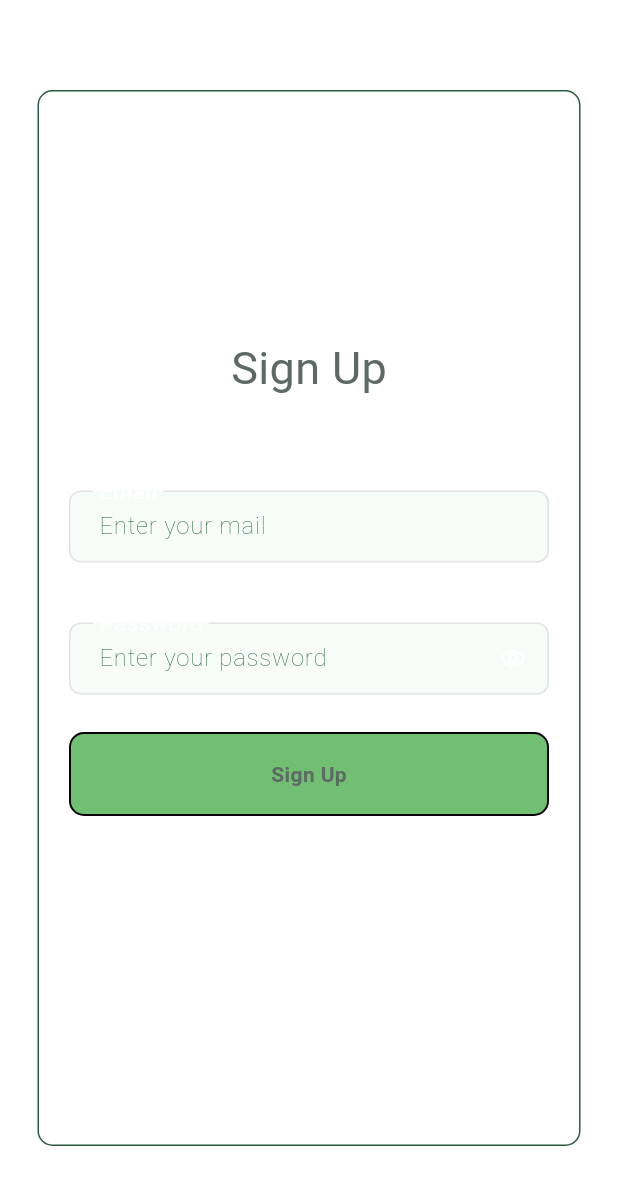
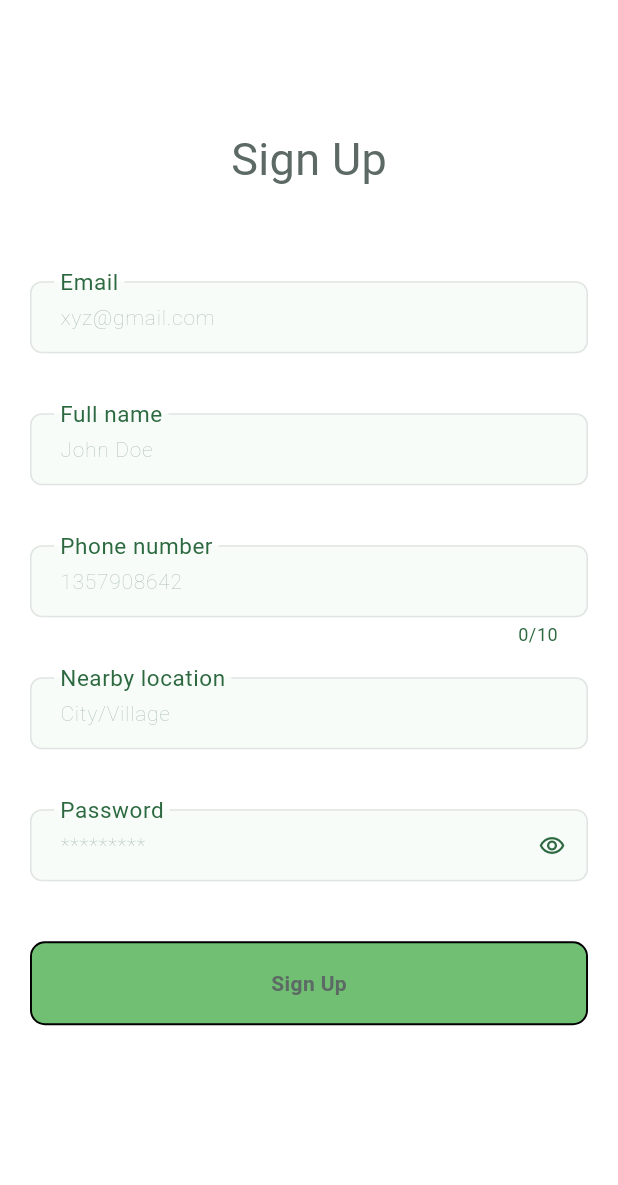
Before and after one commit to Adarsh-Polsey/nexdoor, a Flutter app: the MobileSignUpScreen screen opened directly, on a phone screen of 412 x 824 dp. Shown: the top 1185 px of the screen. Run offline on Flutter 3.47's test engine with Material 3 defaults, Android fonts, the phone set to English and light mode, and no system bars; drawn by our look-alikes of toastification; our stand-ins replace cloud_firestore, firebase_auth, firebase_core, google_fonts, google_nav_bar; accounts and stored records are empty; network calls fail.

Commit message:
login and signup fields sett

```diff
--- a/client/lib/features/auth/models/user.dart
+++ b/client/lib/features/auth/models/user.dart
@@ -3,63 +3,63 @@ class UserModel {
   final String? imageUrl;
   final String? name;
   final String? email;
-  final String? bio;
-  final String? programme;
-  final String? passingYear;
-  final bool isTeacher;
+  final String? phoneNumber;
+  final String? location; // City, Country (Optional)
   final bool isVerified;
-  final bool isProfileCompleted;
-  final bool isSuperUser;
-  final bool isAdmin;
+  final bool isActive;
+  final List<String> savedBusinesses;
+  final List<String> likedBusinesses;
+  final List<String> followedCategories;
+  final List<String> likedOffers;
 
   UserModel({
     this.uid,
+    this.imageUrl,
     this.name,
     this.email,
-    this.bio,
-    this.programme,
-    this.imageUrl,
-    this.passingYear,
-    this.isTeacher = false,
+    this.phoneNumber,
+    this.location,
     this.isVerified = false,
-    this.isProfileCompleted = false,
-    this.isSuperUser = false,
-    this.isAdmin = false,
+    this.isActive = true,
+    this.savedBusinesses = const [],
+    this.likedBusinesses = const [],
+    this.followedCategories = const [],
+    this.likedOffers = const [],
   });
 
-  // Convert User to a Map (for Firestore or other storage)
+  // Convert UserModel to a Map for Firestore or JSON
   Map<String, dynamic> toMap() {
     return {
       'uid': uid,
+      'imageUrl': imageUrl,
       'name': name,
       'email': email,
-      'programme': programme,
-      'passingYear': passingYear,
-      'bio': bio,
-      'imageUrl':imageUrl,
-      'isTeacher': isTeacher,
+      'phoneNumber': phoneNumber,
+      'location': location,
       'isVerified': isVerified,
-      'isProfileCompleted': isProfileCompleted,
-      'isSuperUser': isSuperUser,
-      'isAdmin': isAdmin,
+      'isActive': isActive,
+      'savedBusinesses': savedBusinesses,
+      'likedBusinesses': likedBusinesses,
+      'followedCategories': followedCategories,
+      'likedOffers': likedOffers,
     };
   }
 
-  // Create a User from a Map (usually from Firestore)
+  // Create a UserModel from a Map (Firestore or JSON)
   factory UserModel.fromMap(Map<String, dynamic> map) {
     return UserModel(
-      bio: map['bio'],
       uid: map['uid'],
+      imageUrl: map['imageUrl'],
       name: map['name'],
       email: map['email'],
-      programme: map['programme'],
-      passingYear: map['passingYear'],
-      imageUrl: map['imageUrl'],
-      isTeacher: (map['isTeacher'] ?? false) as bool,
-      isVerified: (map['isVerified'] ?? false) as bool,
-      isProfileCompleted: (map['isProfileCompleted'] ?? false) as bool,
-      isSuperUser: (map['isSuperUser'] ?? false) as bool,
-      isAdmin: (map['isAdmin'] ?? false) as bool,
+      phoneNumber: map['phoneNumber'],
+      location: map['location'],
+      isVerified: map['isVerified'] ?? false,
+      isActive: map['isActive'] ?? true,
+      savedBusinesses: List<String>.from(map['savedBusinesses'] ?? []),
+      likedBusinesses: List<String>.from(map['likedBusinesses'] ?? []),
+      followedCategories: List<String>.from(map['followedCategories'] ?? []),
+      likedOffers: List<String>.from(map['likedOffers'] ?? []),
     );
   }
 }
--- a/client/lib/features/auth/repositories/auth_repository.dart
+++ b/client/lib/features/auth/repositories/auth_repository.dart
@@ -4,6 +4,7 @@ import 'dart:developer';
 import 'package:firebase_auth/firebase_auth.dart';
 import 'package:flutter/material.dart';
 import 'package:nexdoor/core/theme/color_pallete.dart';
+import 'package:nexdoor/features/auth/models/user.dart';
 import 'package:nexdoor/features/user_profile/repositories/user_repository.dart';
 import 'package:toastification/toastification.dart';
 
@@ -36,11 +37,11 @@ class AuthService {
   }
 
 //Sign up
-  Future<bool> signUp(String email, String pass) async {
+  Future<bool> signUp(String email, String pass,UserModel user) async {
     try {
       await _auth.createUserWithEmailAndPassword(email: email, password: pass);
       UserDataService us = UserDataService();
-      bool status = await us.addUser();
+      bool status = await us.addUser(user: user);
       notifier("Welcome $email", isSuccess: status);
       return status;
       // userCredential.user?.sendEmailVerification();
--- a/client/lib/features/auth/view/login_screen.dart
+++ b/client/lib/features/auth/view/login_screen.dart
@@ -74,7 +74,6 @@ TextEditingController emailController = TextEditingController();
   }
   @override
   Widget build(BuildContext context) {
-    ColorScheme color = Theme.of(context).colorScheme;
     return  Container(
             padding: const EdgeInsets.symmetric(vertical: 40, horizontal: 20),
             margin: widget.isDesktop
@@ -148,13 +147,11 @@ TextEditingController emailController = TextEditingController();
                   child: RichText(
                       text: TextSpan(
                           text: "Don't have an account? ",
-                          style: TextStyle(color: color.inversePrimary),
                           children: [
                         TextSpan(
                             text: "Register now",
                             style: TextStyle(
-                                fontWeight: FontWeight.w600,
-                                color: color.inversePrimary))
+                                fontWeight: FontWeight.w600))
                       ])),
                 ),
               ],
--- a/client/lib/features/auth/view/signup_screen.dart
+++ b/client/lib/features/auth/view/signup_screen.dart
@@ -1,9 +1,9 @@
 import 'package:flutter/material.dart';
+import 'package:nexdoor/features/auth/models/user.dart';
 import 'package:nexdoor/features/auth/repositories/auth_repository.dart';
 import 'package:nexdoor/widgets/c_button_widget.dart';
 import 'package:nexdoor/widgets/c_textfield_widget.dart';
 import 'package:nexdoor/core/responsive/responsive.dart';
-
 
 class SignUpScreen extends StatelessWidget {
   const SignUpScreen({super.key});
@@ -41,10 +41,12 @@ class DeskTopSignUpScreen extends StatelessWidget {
     return const Row(
       children: [
         Flexible(flex: 3, child: SizedBox(width: double.infinity)),
-              Flexible(flex: 3, child:
-                          SignUpWidget(
+        Flexible(
+          flex: 3,
+          child: SignUpWidget(
             isDesktop: true,
-                ),),
+          ),
+        ),
         Flexible(flex: 3, child: SizedBox(width: double.infinity)),
       ],
     );
@@ -60,6 +62,9 @@ final bool isDesktop;
 
 class _SignUpWidgetState extends State<SignUpWidget> {
   TextEditingController emailController = TextEditingController();
+  TextEditingController nameController = TextEditingController();
+  TextEditingController phoneNumberController = TextEditingController();
+  TextEditingController locationController = TextEditingController();
   TextEditingController passwordController = TextEditingController();
   bool isSigningUp = false;
   @override
@@ -67,21 +72,15 @@ class _SignUpWidgetState extends State<SignUpWidget> {
     super.dispose();
     emailController.dispose();
     passwordController.dispose();
+    nameController.dispose();
+    phoneNumberController.dispose();
+    locationController.dispose();
   }
+
   @override
   Widget build(BuildContext context) {
-    ColorScheme color = Theme.of(context).colorScheme;
     return Container(
       padding: EdgeInsets.symmetric(vertical: 40, horizontal: 20),
-            margin: widget.isDesktop
-                ? null
-                : EdgeInsets.symmetric(vertical: 60, horizontal: 25),
-            decoration: BoxDecoration(
-                border: widget.isDesktop
-                    ? null
-                    : Border.all(color: color.secondary),
-                borderRadius:
-                    widget.isDesktop ? null : BorderRadius.circular(10)),
       child: Column(
         crossAxisAlignment: CrossAxisAlignment.center,
         mainAxisAlignment: MainAxisAlignment.center,
@@ -96,7 +95,33 @@ class _SignUpWidgetState extends State<SignUpWidget> {
             labeltext: "Email",
             controller: emailController,
             enableBorder: false,
-                  hinttext: "Enter your mail",
+            hinttext: "xyz@gmail.com",
+            margin: EdgeInsets.symmetric(vertical: 20),
+          ),
+           // Full name
+          CustomTextField(
+            labeltext: "Full name",
+            controller: nameController,
+            enableBorder: false,
+            hinttext: "John Doe",
+            margin: EdgeInsets.symmetric(vertical: 20),
+          ),
+          // Phone number
+          CustomTextField(
+            labeltext: "Phone number",
+            controller: phoneNumberController,
+            keyboardType: TextInputType.phone,
+            enableBorder: false,
+            hinttext: "1357908642",
+            margin: EdgeInsets.only(top: 20),
+            maxLength: 10,
+          ),
+          // Location
+          CustomTextField(
+            labeltext: "Nearby location",
+            controller: locationController,
+            enableBorder: false,
+            hinttext: "City/Village",
             margin: EdgeInsets.symmetric(vertical: 20),
           ),
           // Password
@@ -104,8 +129,8 @@ class _SignUpWidgetState extends State<SignUpWidget> {
             labeltext: "Password",
             controller: passwordController,
             enableBorder: false,
-                  hinttext: "Enter your password",
-                  margin: EdgeInsets.only(top: 20, bottom: 5),
+            hinttext: "*********",
+            margin: EdgeInsets.symmetric(vertical: 20),
             isPassword: true,
             isobscure: true,
           ),
@@ -114,11 +139,34 @@ class _SignUpWidgetState extends State<SignUpWidget> {
             title: "Sign Up",
             onTap: () async {
               try {
+                emailController.text = emailController.text.trim();
+                if (emailController.text.isEmpty ||
+                    !emailController.text.contains("@")) {
+                  return notifier("Enter a valid email", isWarning: true);
+                } else if (nameController.text.isEmpty) {
+                  return notifier("Enter a valid name", isWarning: true);
+                } else if (phoneNumberController.text.isEmpty ||
+                    (phoneNumberController.text.length != 10 &&
+                        phoneNumberController.text.length != 12)) {
+                  return notifier("Enter a valid phone number",
+                      isWarning: true);
+                } else if (locationController.text.isEmpty) {
+                  return notifier("Enter a valid region", isWarning: true);
+                } else if (passwordController.text.length < 8) {
+                  return notifier("Password must be at least 8 characters",
+                      isWarning: true);
+                }
                 isSigningUp = true;
                 setState(() {});
+                UserModel currentUser=UserModel.fromMap({
+                  "email": emailController.text,
+                  "name": nameController.text,
+                  "phoneNumber": phoneNumberController.text,
+                  "location": locationController.text
+                });
                 AuthService authService = AuthService();
                 if (await authService.signUp(
-                          emailController.text, passwordController.text)) {
+                    emailController.text, passwordController.text,currentUser)) {
                   Navigator.popAndPushNamed(context, "/home");
                 }
                 isSigningUp = false;
@@ -128,17 +176,13 @@ class _SignUpWidgetState extends State<SignUpWidget> {
               setState(() {});
             },
             margin: EdgeInsets.only(top: 20, bottom: 40),
-                  widget:
-                      isSigningUp ? CircularProgressIndicator.adaptive() : null,
+            widget: isSigningUp ? CircularProgressIndicator.adaptive() : null,
           ),
           // Switch to register
           GestureDetector(
             onTap: () => Navigator.pop(context),
             child: RichText(
-                      text: TextSpan(
-                          text: "Already have an account? ",
-                          style: TextStyle(color: Colors.white),
-                          children: [
+                text: TextSpan(text: "Already have an account? ", children: [
               TextSpan(
                   text: "Login",
                   style: TextStyle(
--- a/client/lib/features/home/view/home_screen.dart
+++ b/client/lib/features/home/view/home_screen.dart
@@ -67,7 +67,7 @@ class _HomeScreenState extends State<HomeScreen> {
               child: IconButton(
                   color: ColorPalette.primaryButtonHover,
                   icon: Icon(
-                    Icons.face_outlined,
+                    Icons.notifications_outlined,
                     color: ColorPalette.primaryButtonSplash,
                   ),
                   onPressed: () {
--- a/client/lib/features/user_profile/view/edit_user_screen.dart
+++ b/client/lib/features/user_profile/view/edit_user_screen.dart
@@ -115,9 +115,6 @@ class _EditUserWidgetState extends State<EditUserWidget> {
       UserDataService us = UserDataService();
       UserModel currentUserInfo = await us.fetchCurrentUserInfo();
       name = currentUserInfo.name ?? "";
-      bio = currentUserInfo.bio ?? "";
-      programme = currentUserInfo.programme ?? "";
-      passingYear = currentUserInfo.passingYear ?? "";
       return currentUserInfo;
     } catch (e, s) {
       errorNotifier("fetchuserInfo()", e, s);
--- a/client/lib/main.dart
+++ b/client/lib/main.dart
@@ -26,12 +26,12 @@ class MyApp extends StatelessWidget {
       debugShowCheckedModeBanner: false,
       routes: {
         '/': (context) => LoginScreen(),
+        '/signup': (context) => SignUpScreen(),
         '/home': (context) => HomeScreen(),
-        '/signup': (context) => SignUpScreen(),
         '/profile': (context) => ProfileScreen(),
         '/edit': (context) => EditUserScreen(),
       },
-      initialRoute: '/home',
+      initialRoute: '/',
     );
   }
 }
--- a/client/lib/widgets/c_textfield_widget.dart
+++ b/client/lib/widgets/c_textfield_widget.dart
@@ -1,6 +1,8 @@
 // Custom_TextField
 
 import 'package:flutter/material.dart';
+import 'package:flutter/services.dart';
+import 'package:nexdoor/core/theme/color_pallete.dart';
 
 // ignore: must_be_immutable
 class CustomTextField extends StatefulWidget {
@@ -16,7 +18,7 @@ class CustomTextField extends StatefulWidget {
       this.margin = const EdgeInsets.all(0),
       this.isobscure = false,
       this.editMode = true,
-      this.enableBorder = true});
+      this.enableBorder = true, this.keyboardType, this.maxLength});
   final String labeltext;
   final String hinttext;
   bool isPassword;
@@ -28,6 +30,8 @@ class CustomTextField extends StatefulWidget {
   final Icon? icon;
   final EdgeInsets padding;
   final EdgeInsets margin;
+  final TextInputType? keyboardType;
+  final int? maxLength;
   @override
   State<CustomTextField> createState() => _CustomTextFieldState();
 }
@@ -35,11 +39,13 @@ class CustomTextField extends StatefulWidget {
 class _CustomTextFieldState extends State<CustomTextField> {
   @override
   Widget build(BuildContext context) {
-    ColorScheme color = Theme.of(context).colorScheme;
     return Container(
       padding: widget.padding,
       margin: widget.margin,
       child: TextField(
+        maxLength: widget.maxLength,
+        maxLengthEnforcement:MaxLengthEnforcement.enforced,
+        keyboardType: widget.keyboardType,
         textInputAction: widget.textInputAction ?? TextInputAction.next,
         readOnly: !widget.editMode,
         controller: widget.controller,
@@ -56,20 +62,17 @@ class _CustomTextFieldState extends State<CustomTextField> {
                   icon: widget.isobscure
                       ? Icon(
                           Icons.remove_red_eye_outlined,
-                          color: color.inversePrimary,
                         )
                       : Icon(
                           Icons.remove_red_eye_sharp,
-                          color: color.inversePrimary,
                         ))
               : const SizedBox.shrink(),
           prefixIcon: widget.icon,
-          prefixIconColor: color.inversePrimary,
           labelText: widget.labeltext,
-          labelStyle: TextStyle(color: color.inversePrimary, fontSize: 20),
+          labelStyle: TextStyle( fontSize: 20),
           hintText: widget.hinttext,
-          hintStyle: TextStyle(
-              fontWeight: FontWeight.w200),
+          hintStyle: TextStyle(fontSize: 14,
+              fontWeight: FontWeight.w100,color: ColorPalette.accentColor.withAlpha(100)),
         ),
       ),
     );
```
Also changed, not shown: client/lib/features/user_profile/repositories/user_repository.dart (+13 -9 lines), client/lib/features/user_profile/view/profile_screen.dart (+0 -31 lines), 1 other file. Lines whose indentation alone changed are shown as unchanged.
